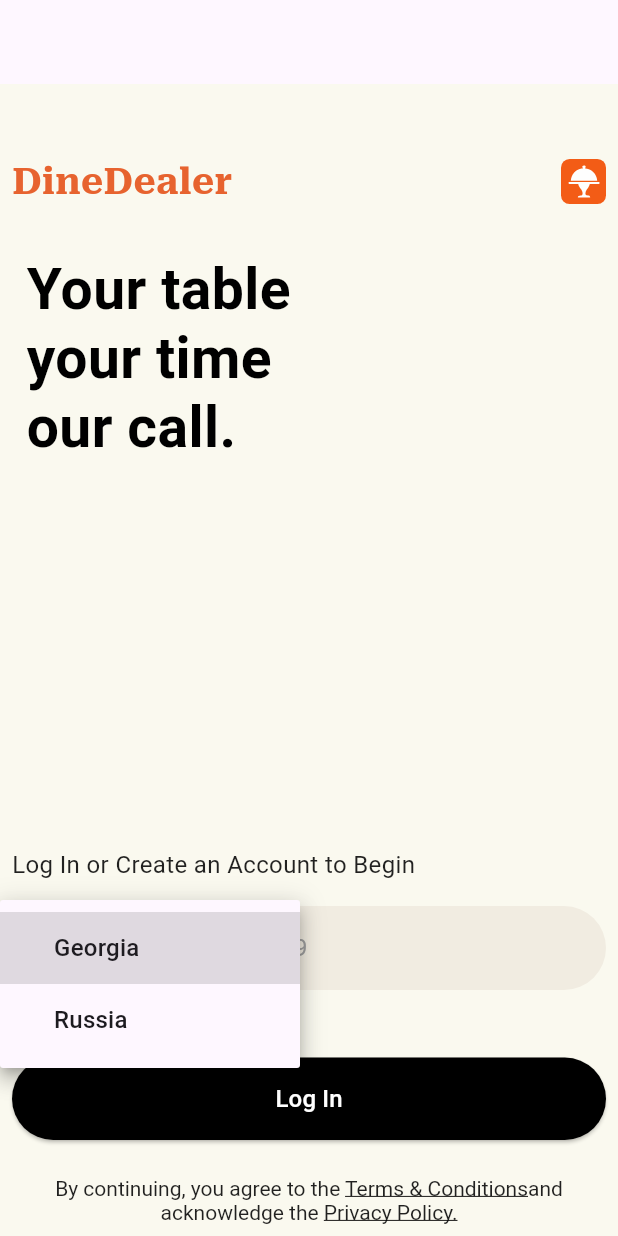
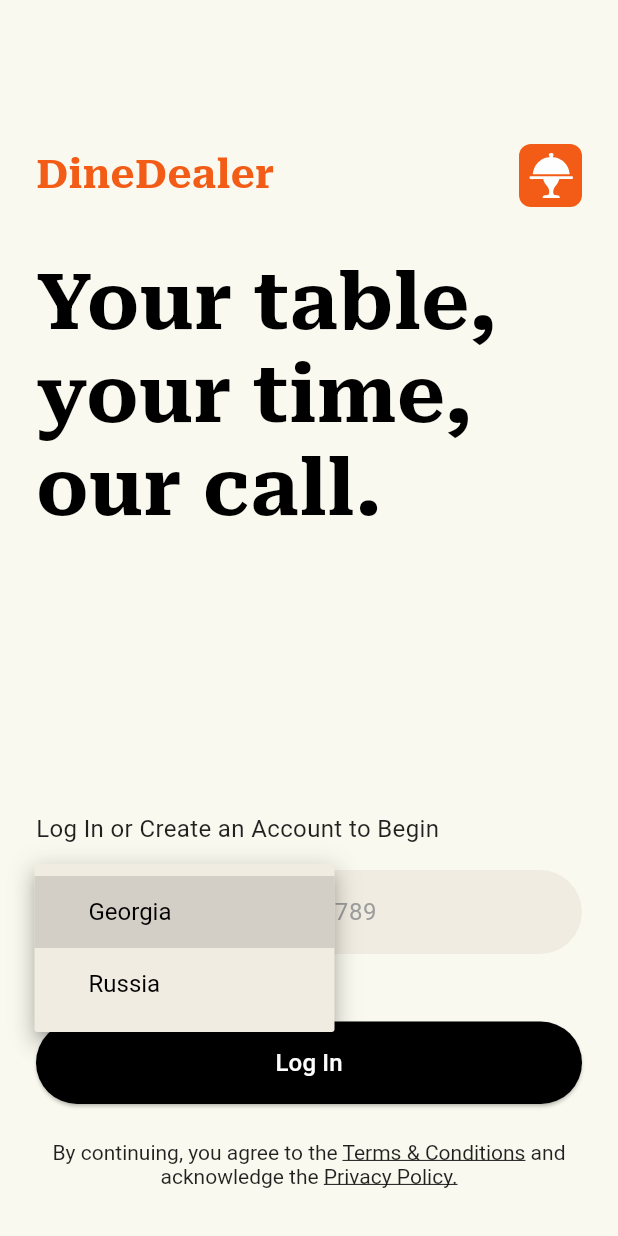
Before and after one commit to FloridaElizareva/dine_dealer, a Flutter app: the screen it shows after launch, after a tap on the "arrow drop down" icon, on a phone screen of 412 x 824 dp. Run offline on Flutter 3.47's test engine with Material 3 defaults, Android fonts, the phone set to English and light mode, and no system bars; our stand-ins replace dio, either_dart, flutter_secure_storage, flutter_svg, get, vector_graphics; project files that could hold a hidden picture were left out; key blocks and very long unbroken strings in the code were emptied for the run.

Commit message:
feat: добавлен di

```diff
--- /dev/null
+++ b/lib/core/di/inject.dart
@@ -0,0 +1,16 @@
+import 'package:dine_dealer/features/data/repositories/log_in_repository.dart';
+import 'package:dine_dealer/features/domain/controllers/log_in_controller.dart';
+import 'package:flutter_secure_storage/flutter_secure_storage.dart';
+import 'package:get/get.dart';
+
+void inject() {
+  Get.put(FlutterSecureStorage(), permanent: true);
+  Get.lazyPut(() => LogInRepository(), fenix: true);
+  Get.lazyPut(
+    () => LogInController(
+      fss: Get.find<FlutterSecureStorage>(),
+      logInRepository: Get.find<LogInRepository>(),
+    ),
+    fenix: true,
+  );
+}
--- a/lib/core/theme/colors.dart
+++ b/lib/core/theme/colors.dart
@@ -2,4 +2,5 @@
 
 abstract class DDColors {
   static final bg = Color(0xFFFAF9EF);
+  static final main = Color(0xFFF35C16);
 }
--- a/lib/features/domain/controllers/log_in_controller.dart
+++ b/lib/features/domain/controllers/log_in_controller.dart
@@ -3,9 +3,18 @@
 import 'package:dine_dealer/core/constants/country_codes.dart';
 import 'package:dine_dealer/core/failures/failure.dart';
 import 'package:dine_dealer/features/data/repositories/log_in_repository.dart';
+import 'package:flutter_secure_storage/flutter_secure_storage.dart';
 import 'package:get/get_state_manager/get_state_manager.dart';
 
 class LogInController extends GetxController {
+  LogInController({
+    required this.fss,
+    required this.logInRepository,
+  });
+
+  final FlutterSecureStorage fss;
+  final LogInRepository logInRepository;
+
   final countryCodes = CountryCodes();
 
   late Country selectedCountry = countryCodes.countries.first;
@@ -55,10 +64,12 @@
     update();
 
     final fullPhone = selectedCountry.code + phone;
-    final lor = await LogInRepository().logIn(fullPhone, code: code);
+    final lor = await LogInRepository().sendOtp(fullPhone, code);
 
     if (lor.isLeft) {
       enterCodeFailure = lor.left;
+    } else {
+      fss.write(key: 'token', value: lor.right.token);
     }
 
     isLoading = false;
@@ -66,21 +77,20 @@
     update();
   }
 
-  void startTimer(){
+  void startTimer() {
     resendTime = 20;
 
-    timer = Timer.periodic(Duration(seconds: 1), (timer){
-      if(resendTime == 0){
+    timer = Timer.periodic(Duration(seconds: 1), (timer) {
+      if (resendTime == 0) {
         timer.cancel();
       }
-      resendTime --;
+      resendTime--;
       update();
     });
   }
 
-  void resetTimer(){
+  void resetTimer() {
     resendTime = 20;
     timer?.cancel();
   }
-
 }
--- a/lib/features/pages/enter_code_page/enter_code_page.dart
+++ b/lib/features/pages/enter_code_page/enter_code_page.dart
@@ -172,7 +172,7 @@
     );
   }
 
-  void sendOtp() {
+  void sendOtp() async{
     final code1 = textEditingController1.text;
     final code2 = textEditingController2.text;
     final code3 = textEditingController3.text;
@@ -181,7 +181,7 @@
     final code = code1 + code2 + code3 + code4;
 
     if (code.length == 4) {
-      Get.find<LogInController>().sendOtp(code);
+      await Get.find<LogInController>().sendOtp(code);
     }
   }
 }
--- a/lib/features/pages/log_in/log_in_page.dart
+++ b/lib/features/pages/log_in/log_in_page.dart
@@ -12,9 +12,12 @@
   Widget build(BuildContext context) {
     return Scaffold(
       backgroundColor: DDColors.bg,
-      appBar: AppBar(),
-      body: Padding(
-        padding: const EdgeInsets.all(8.0),
+      appBar: AppBar(
+        backgroundColor: DDColors.bg,
+      ),
+      body: SafeArea(
+        child: Padding(
+          padding: const EdgeInsets.symmetric(horizontal: 24),
           child: Column(
             children: [
               SizedBox(height: 40),
@@ -24,28 +27,29 @@
                   Text(
                     'DineDealer',
                     style: TextStyle(
-                    fontSize: 24,
-                    color: Color(0xFFE7632F),
+                      fontSize: 26,
+                      color: DDColors.main,
                       fontWeight: FontWeight.w700,
                       fontFamily: FontFamily.robotoSerif,
                     ),
                   ),
                   Assets.images.logoButton.svg(
-                  width: 30,
-                  height: 30,
+                    width: 42,
+                    height: 42,
                   ),
                 ],
               ),
               const SizedBox(height: 32),
-            Align(
-              alignment: Alignment.centerLeft,
+              SizedBox(
+                width: double.infinity,
                 child: Text(
-                ' Your table\n your time\n our call.',
+                  'Your table,\nyour time,\nour call.',
                   style: TextStyle(
-                  fontSize: 38,
+                    fontSize: 52,
                     height: 1.2,
                     color: Colors.black,
                     fontWeight: FontWeight.w700,
+                    fontFamily: FontFamily.robotoSerif,
                   ),
                 ),
               ),
@@ -76,7 +80,7 @@
                           decoration: TextDecoration.underline,
                         ),
                       ),
-                    const TextSpan(text: 'and\nacknowledge the '),
+                      const TextSpan(text: ' and\nacknowledge the '),
                       TextSpan(
                         text: 'Privacy Policy.',
                         style: TextStyle(
@@ -87,7 +91,9 @@
                   ),
                 ),
               ),
+              const SizedBox(height: 32),
             ],
+          ),
         ),
       ),
     );
--- a/lib/features/pages/log_in/widgets/phone_number_widget.dart
+++ b/lib/features/pages/log_in/widgets/phone_number_widget.dart
@@ -1,4 +1,5 @@
 import 'package:dine_dealer/core/constants/country_codes.dart';
+import 'package:dine_dealer/core/theme/colors.dart';
 import 'package:dine_dealer/features/domain/controllers/log_in_controller.dart';
 import 'package:dine_dealer/features/pages/enter_code_page/enter_code_page.dart';
 import 'package:flutter/material.dart';
@@ -13,15 +14,6 @@
 }
 
 class _PhoneNumberWidgetState extends State<PhoneNumberWidget> {
-  late TextEditingController textController;
-
-  @override
-  void initState() {
-    final controller = Get.put(LogInController());
-    textController = TextEditingController(text: controller.selectedCountry.code);
-    super.initState();
-  }
-
   @override
   Widget build(BuildContext context) {
     return GetBuilder<LogInController>(
@@ -30,17 +22,32 @@
           children: [
             Row(
               children: [
-                DropdownButton(
+                Container(
+                  height: 56,
+                  decoration: BoxDecoration(
+                    color: const Color(0xFFF1ECE1),
+                    borderRadius: BorderRadius.circular(28),
+                  ),
+                  padding: EdgeInsets.symmetric(horizontal: 15),
+                  child: DropdownButtonHideUnderline(
+                    child: DropdownButton<Country>(
                       menuWidth: 200,
                       value: controller.selectedCountry,
                       items: countriesToItems(controller.countryCodes.countries),
                       onChanged: (e) {
                         controller.selectCountry(e!);
-                    textController.value = TextEditingValue(text: e.code);
                       },
                       selectedItemBuilder: (_) {
                         return controller.countryCodes.countries.map((e) => e.flag).toList();
                       },
+                      icon: Icon(Icons.arrow_drop_down),
+                      dropdownColor: const Color(0xFFF1ECE1),
+                      style: TextStyle(
+                        fontSize: 16,
+                        color: Colors.black,
+                      ),
+                    ),
+                  ),
                 ),
                 const SizedBox(width: 12),
                 Container(
@@ -96,10 +103,14 @@
                 ),
               ],
             ),
-            Text(
+            AnimatedOpacity(
+              opacity: controller.logInFailure != null ? 1.0 : 0.0,
+              duration: Duration(milliseconds: 300),
+              child: Text(
                 controller.logInFailure != null ? controller.logInFailure!.message : "",
                 style: TextStyle(
                   color: Colors.red,
+                ),
               ),
             ),
             const SizedBox(height: 24),
@@ -128,13 +139,24 @@
     await controller.logIn();
 
     if (controller.logInFailure == null) {
-      Get.to(EnterCodePage());
+      Get.to(
+        EnterCodePage(),
+        transition: Transition.fadeIn,
+        duration: Duration(milliseconds: 300),
+      );
     }
   }
 
   Widget _buildLoginChild(bool isLoading) {
     if (isLoading) {
-      return CircularProgressIndicator();
+      return SizedBox(
+        width: 20,
+        height: 20,
+        child: CircularProgressIndicator(
+          color: DDColors.bg,
+          strokeWidth: 2.5,
+        ),
+      );
     }
 
     return Text(
--- a/lib/main.dart
+++ b/lib/main.dart
@@ -1,3 +1,4 @@
+import 'package:dine_dealer/core/di/inject.dart';
 import 'package:dine_dealer/core/failures/failure.dart';
 import 'package:dine_dealer/features/data/repositories/log_in_repository.dart';
 import 'package:dine_dealer/features/pages/log_in/log_in_page.dart';
@@ -8,7 +9,7 @@
 
 
 void main() {
-  // LogInRepository().logIn('+995558544672');
+  inject();
   runApp(const MyApp());
 }
 
--- a/pubspec.yaml
+++ b/pubspec.yaml
@@ -14,6 +14,7 @@
   get: ^4.7.2
   dio: ^5.8.0+1
   either_dart: ^1.0.0
+  flutter_secure_storage: ^4.2.1
 
 dev_dependencies:
   flutter_test:
```
Also changed, not shown: lib/features/data/repositories/log_in_repository.dart (+31 -10 lines), lib/features/domain/models/auth_model.dart (added, +9 -0 lines), pubspec.lock, 8 other files. Lines whose indentation alone changed are shown as unchanged.
